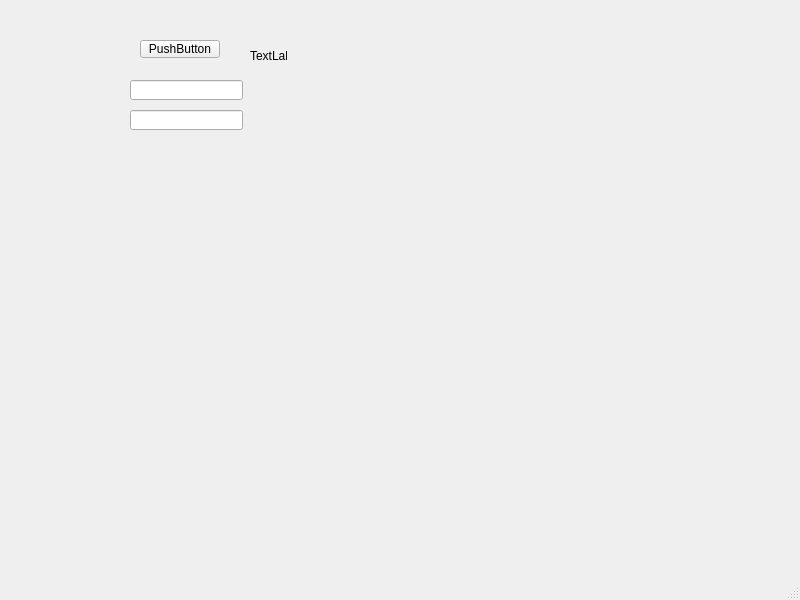
Qt form mainwindow.ui (iviej1998/Smart-Pet-Dashboard) before a commit.
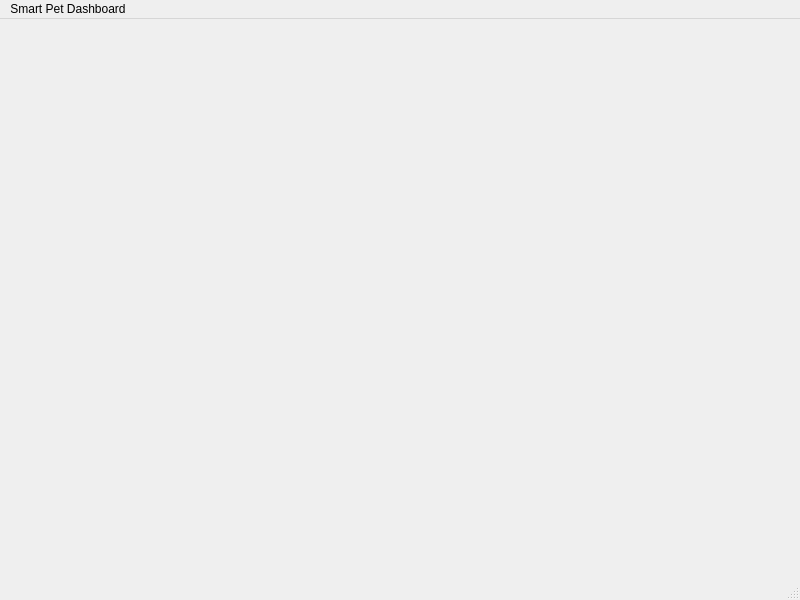
The same form after that commit.

```diff
--- a/mainwindow.ui
+++ b/mainwindow.ui
@@ -13,54 +13,7 @@
   <property name="windowTitle">
    <string>MainWindow</string>
   </property>
-  <widget class="QWidget" name="centralwidget">
-   <widget class="QPushButton" name="btnCreatePet">
-    <property name="geometry">
-     <rect>
-      <x>140</x>
-      <y>40</y>
-      <width>80</width>
-      <height>18</height>
-     </rect>
-    </property>
-    <property name="text">
-     <string>PushButton</string>
-    </property>
-   </widget>
-   <widget class="QLineEdit" name="txtPetName">
-    <property name="geometry">
-     <rect>
-      <x>130</x>
-      <y>80</y>
-      <width>113</width>
-      <height>20</height>
-     </rect>
-    </property>
-   </widget>
-   <widget class="QLineEdit" name="txtPetType">
-    <property name="geometry">
-     <rect>
-      <x>130</x>
-      <y>110</y>
-      <width>113</width>
-      <height>20</height>
-     </rect>
-    </property>
-   </widget>
-   <widget class="QLabel" name="lblStatus">
-    <property name="geometry">
-     <rect>
-      <x>250</x>
-      <y>50</y>
-      <width>37</width>
-      <height>12</height>
-     </rect>
-    </property>
-    <property name="text">
-     <string>TextLabel</string>
-    </property>
-   </widget>
-  </widget>
+  <widget class="QWidget" name="centralwidget"/>
   <widget class="QMenuBar" name="menubar">
    <property name="geometry">
     <rect>
@@ -70,6 +23,13 @@
      <height>17</height>
     </rect>
    </property>
+   <widget class="QMenu" name="menuSmart_Pet_Dashboard">
+    <property name="title">
+     <string>Smart Pet Dashboard</string>
+    </property>
+    <addaction name="separator"/>
+   </widget>
+   <addaction name="menuSmart_Pet_Dashboard"/>
   </widget>
   <widget class="QStatusBar" name="statusbar"/>
  </widget>
```
